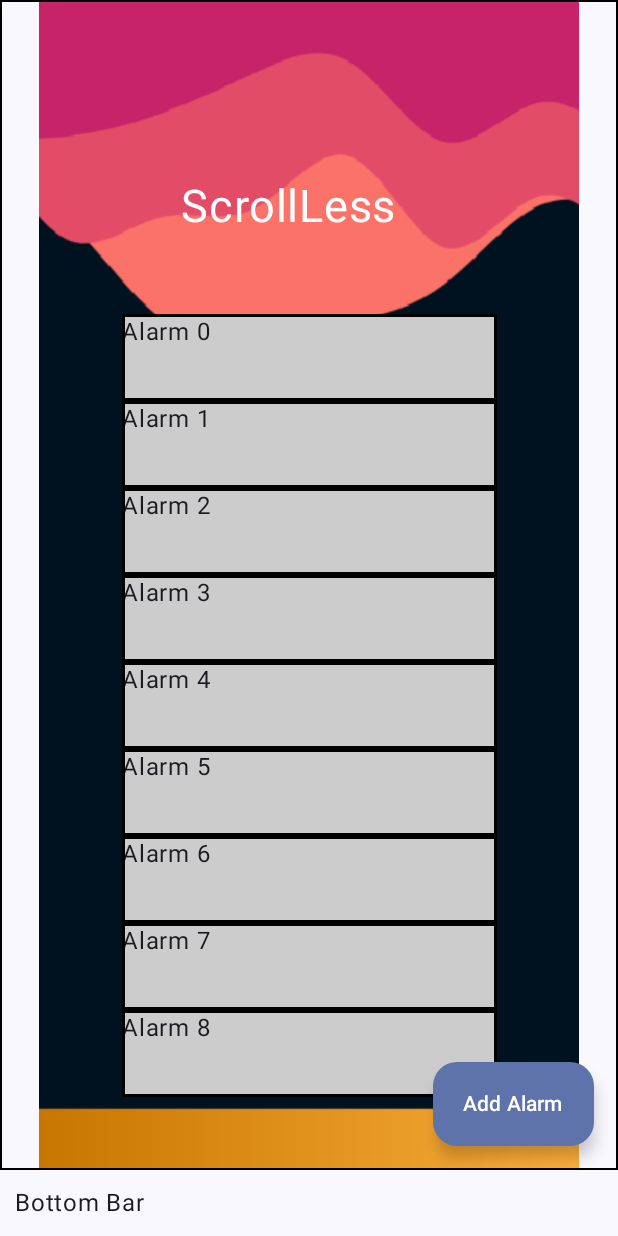
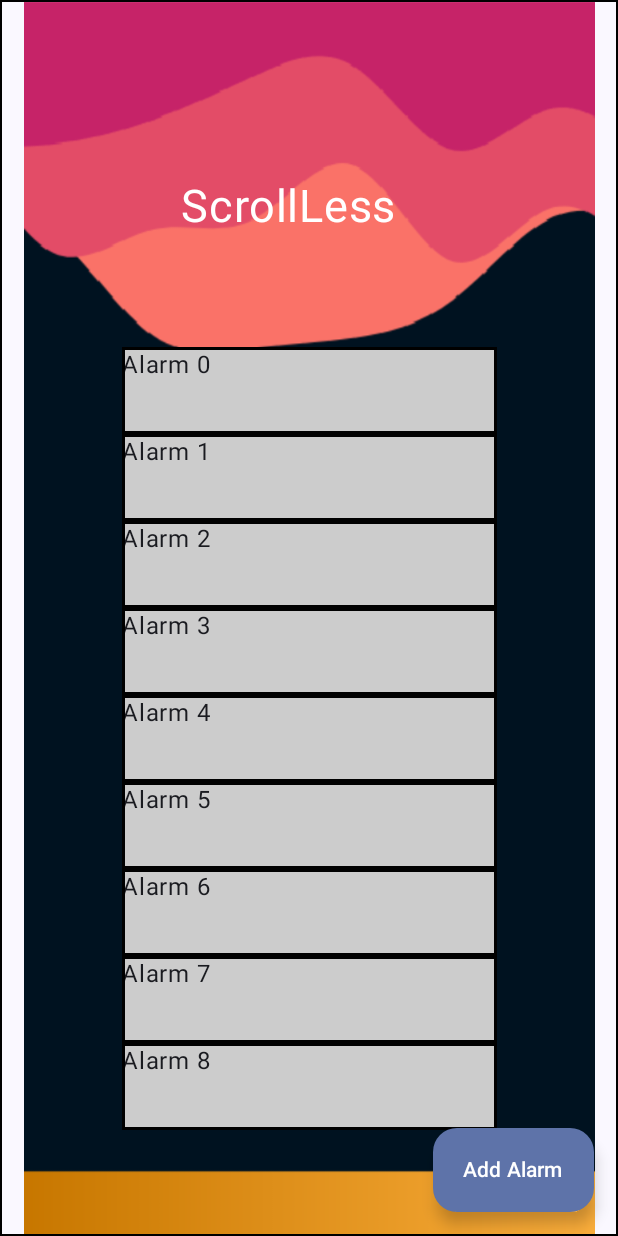
Before and after one commit to breydonb/TEC-3414-Final-Project, an Android app built with Jetpack Compose: the screen it shows after launch (MainActivity), on a phone screen of 412 x 824 dp. Run offline under Robolectric (Android 15) with nearby library versions, the phone set to English and light mode, and no system bars.

Commit message:
Removed the "bottomBar" of our background scaffolding.

```diff
--- a/app/src/main/java/com/example/scrollless/MainMenuScreen.kt
+++ b/app/src/main/java/com/example/scrollless/MainMenuScreen.kt
@@ -121,12 +121,12 @@ class MainMenuScreen (app : MainActivity) : AppScreen
             topBar = {},
             bottomBar = {
                 // Your bottom bar content here
-                Text(text = "Bottom Bar", modifier = Modifier.padding(10.dp))
+                //Text(text = "Bottom Bar", modifier = Modifier.padding(10.dp))
             },
             floatingActionButton = {
                 ExtendedFloatingActionButton(
                     content = { Text("Add Alarm") },
-                    onClick = { /* Handle FAB click */ }
+                    onClick = { addAlarm() }
                 )
             }
         ) { innerPadding ->
```
